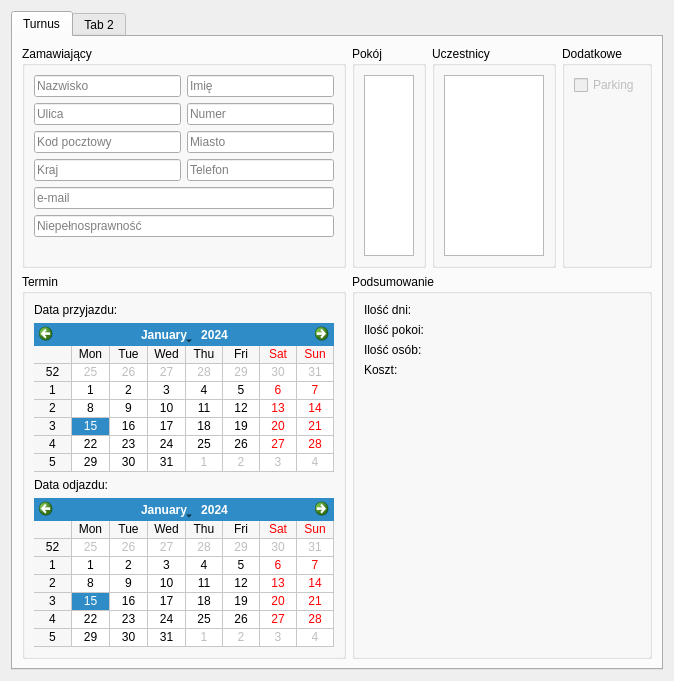
Above: src/ui/NewReservation/NewReservationDialog.ui from Skwara/HoteleADC before the change. Below: the same form after it.
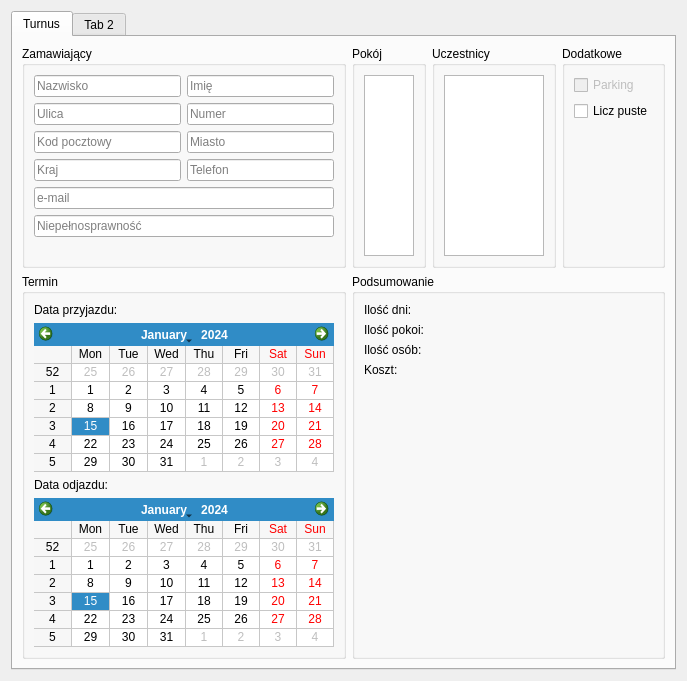
That is the form after the change.

Commit message: Extract price calculation to separate class

```diff
--- a/src/ui/NewReservation/NewReservationDialog.ui
+++ b/src/ui/NewReservation/NewReservationDialog.ui
@@ -286,6 +286,13 @@
               </property>
              </widget>
             </item>
+            <item>
+             <widget class="QCheckBox" name="emptyPlaceCheckBox">
+              <property name="text">
+               <string>Licz puste</string>
+              </property>
+             </widget>
+            </item>
             <item>
              <spacer name="verticalSpacer_3">
               <property name="orientation">
```
The commit also changes 10 other files.
